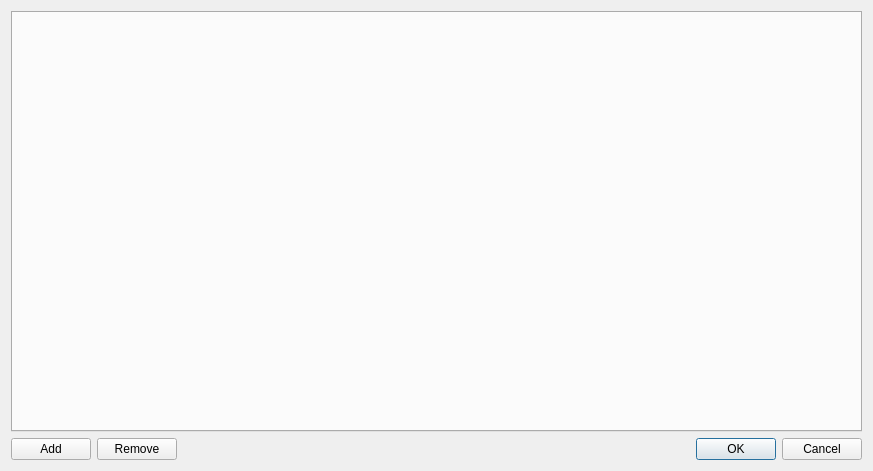
This is mqt/MqtRotator/setupdialog.ui in zsteva/backup-minos2 as Qt 5 draws it before an edit. The edited form follows.
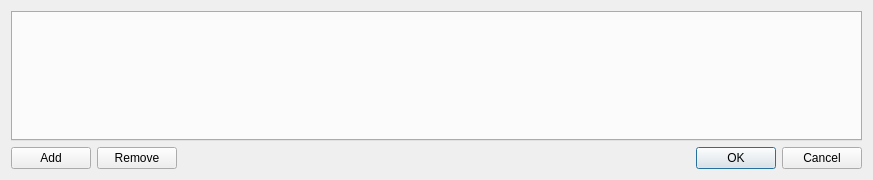
This is the edited form.

Commit message: create add tab method in rotcontrol.o

What changed in the file:
```diff
--- a/mqt/MqtRotator/setupdialog.ui
+++ b/mqt/MqtRotator/setupdialog.ui
@@ -7,7 +7,7 @@
     <x>0</x>
     <y>0</y>
     <width>873</width>
-    <height>471</height>
+    <height>180</height>
    </rect>
   </property>
   <property name="minimumSize">
```
The commit also changes 3 other files.
